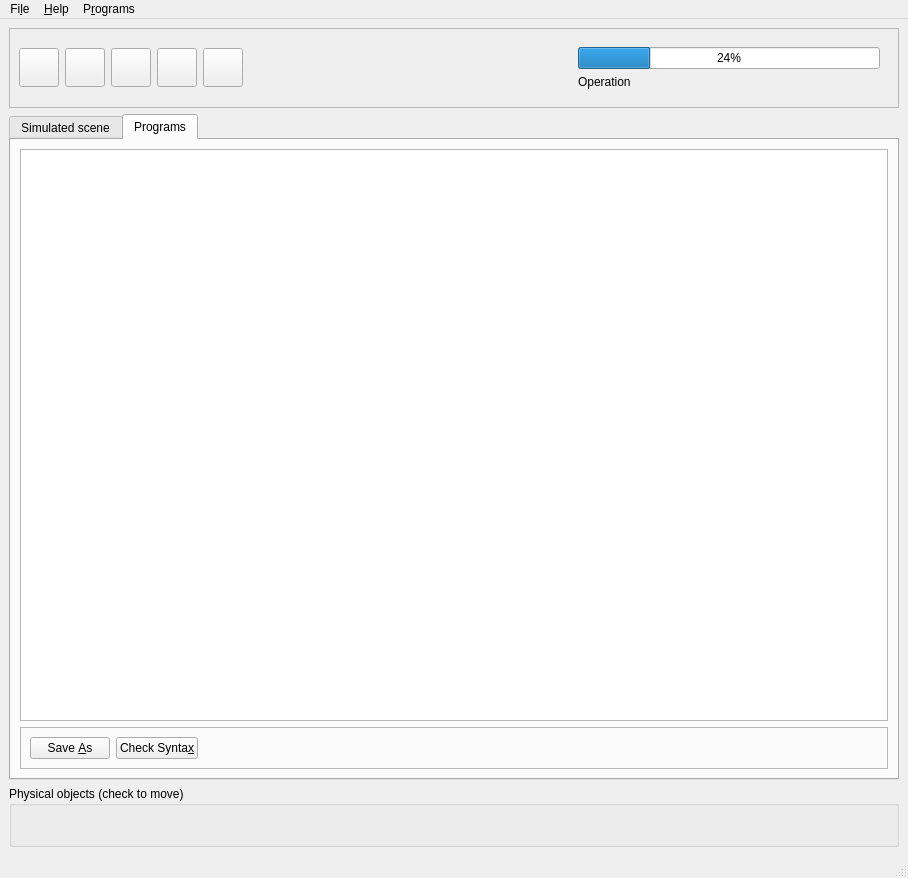
georgesk/irem-jongle, file jongle/main.ui: the form before one commit.
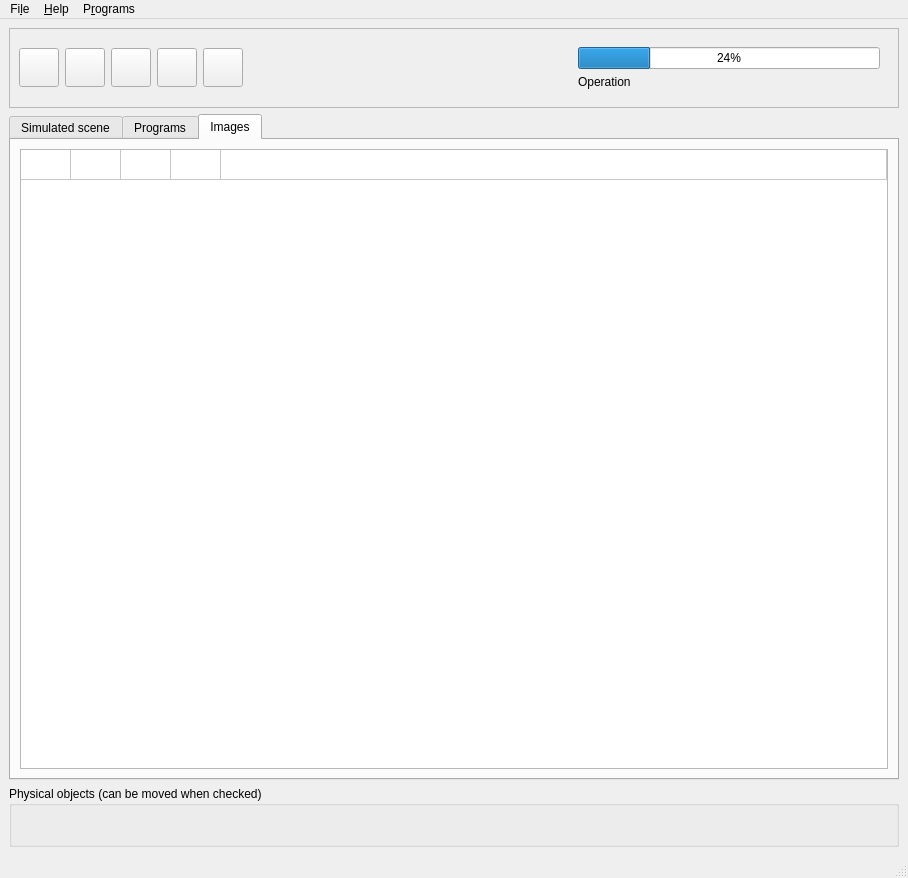
The form after the commit. Icons and pictures are not drawn. Custom widgets are drawn as their Qt base class.

Commit message: mis les fichiers SVG dans le répertoire images/

Diff of the .ui file:
```diff
--- a/jongle/main.ui
+++ b/jongle/main.ui
@@ -223,7 +223,7 @@
     <item>
      <widget class="QTabWidget" name="tabWidget">
       <property name="currentIndex">
-       <number>1</number>
+       <number>2</number>
       </property>
       <widget class="QWidget" name="sceneTab">
        <attribute name="title">
@@ -297,6 +297,44 @@
         </item>
        </layout>
       </widget>
+      <widget class="QWidget" name="tab">
+       <attribute name="title">
+        <string>Images</string>
+       </attribute>
+       <layout class="QVBoxLayout" name="verticalLayout_4">
+        <item>
+         <widget class="QTableWidget" name="tableWidget">
+          <property name="rowCount">
+           <number>1</number>
+          </property>
+          <property name="columnCount">
+           <number>5</number>
+          </property>
+          <attribute name="horizontalHeaderVisible">
+           <bool>false</bool>
+          </attribute>
+          <attribute name="horizontalHeaderDefaultSectionSize">
+           <number>50</number>
+          </attribute>
+          <attribute name="horizontalHeaderShowSortIndicator" stdset="0">
+           <bool>false</bool>
+          </attribute>
+          <attribute name="horizontalHeaderStretchLastSection">
+           <bool>true</bool>
+          </attribute>
+          <attribute name="verticalHeaderVisible">
+           <bool>false</bool>
+          </attribute>
+          <row/>
+          <column/>
+          <column/>
+          <column/>
+          <column/>
+          <column/>
+         </widget>
+        </item>
+       </layout>
+      </widget>
      </widget>
     </item>
     <item>
@@ -320,7 +358,7 @@
        </size>
       </property>
       <property name="title">
-       <string>Physical objects (check to move)</string>
+       <string>Physical objects (can be moved when checked)</string>
       </property>
       <layout class="QHBoxLayout" name="horizontalLayout_4">
        <item>
```
The commit also changes 6 other files.
